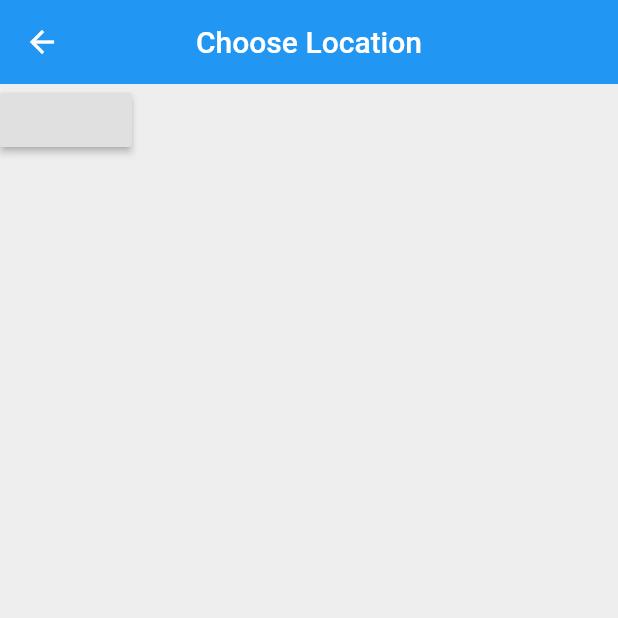
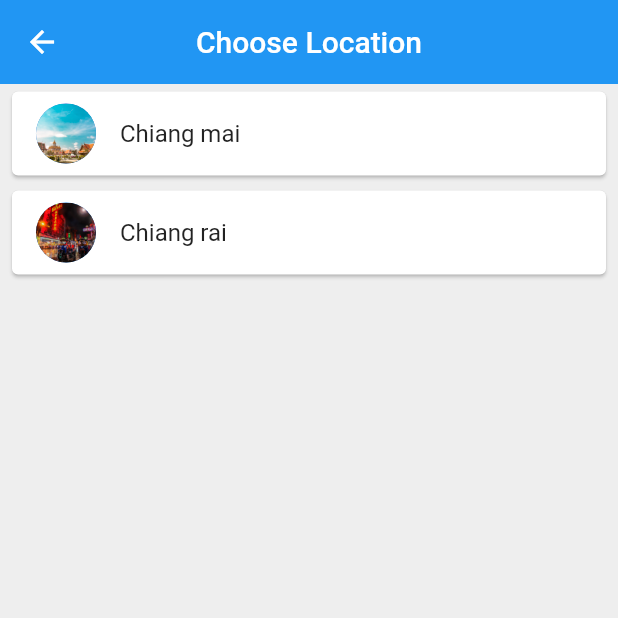
Before and after one commit to piyawat-template/flutter_first_app, a Flutter app: the ChooseLocation screen opened by its route, on a phone screen of 412 x 824 dp, the top half of it. Run offline on Flutter 3.47's test engine with Material 2 defaults, Android fonts, the phone set to English and light mode, and no system bars; our stand-ins replace flutter_spinkit; network calls fail.

Commit message:
close course

```diff
--- a/lib/pages/chooseLocation.dart
+++ b/lib/pages/chooseLocation.dart
@@ -1,4 +1,5 @@
 import 'package:flutter/material.dart';
+import 'package:first_app/services/worldTime.dart';
 
 class ChooseLocation extends StatefulWidget {
   @override
@@ -6,6 +7,24 @@ class ChooseLocation extends StatefulWidget {
 }
 
 class _ChooseLocationState extends State<ChooseLocation> {
+
+  List<WorldTime> locations = [
+    WorldTime(location: 'Chiang mai', flag: 'day.jpg', url: 'Asia/Bangkok'),
+    WorldTime(location: 'Chiang rai', flag: 'night.jpg', url: 'Asia/Bangkok'),
+  ];
+
+  void updateTime(index) async {
+    WorldTime instance = locations[index];
+    await instance.getTime();
+    // navigation to home screen
+    Navigator.pop(context, {
+      'location': instance.location,
+      'flag': instance.flag,
+      'time': instance.time,
+      'isDayTime': instance.isDayTime
+    });
+  }
+
   @override
   Widget build(BuildContext context) {
     return Scaffold(
@@ -16,10 +35,27 @@ class _ChooseLocationState extends State<ChooseLocation> {
         centerTitle: true,
         elevation: 0,
       ),
-      body: RaisedButton(
-        onPressed: () {
+      body: ListView.builder(
+        itemCount: locations.length,
+        itemBuilder: (context, index){
+          return Padding(
+            padding: const EdgeInsets.symmetric(vertical: 1.0, horizontal: 4.0),
+            child: Card(
+              child: ListTile(
+                onTap: () {
+                  updateTime(index);
+                },
+                title: Text(
+                  locations[index].location
+                ),
+                leading: CircleAvatar(
+                  backgroundImage: AssetImage('assets/${locations[index].flag}'),
+                ),
+              ),
+            ),
+          );
         },
-      ),
+      )
     );
   }
 }
```
Also changed, not shown: lib/pages/home.dart (+11 -3 lines).
